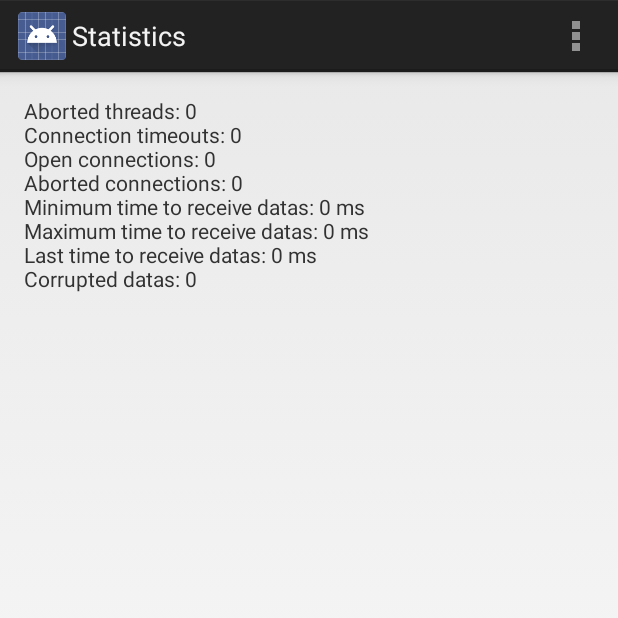
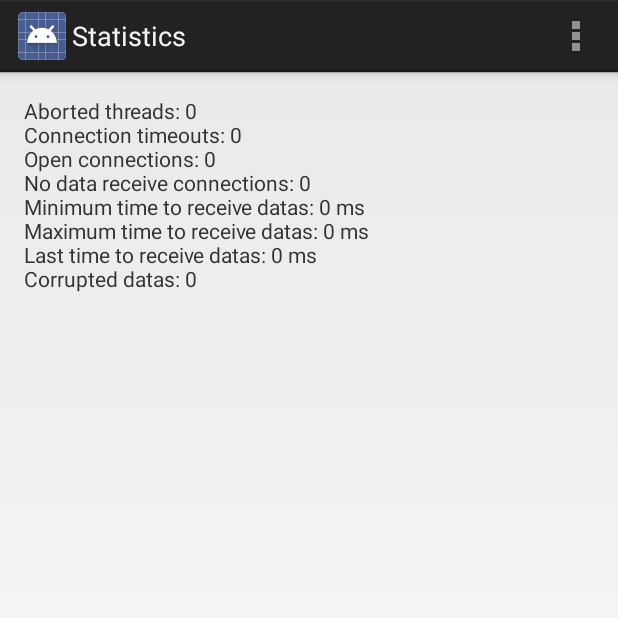
Before and after one commit to Pilou44/AsteroidGetLocationOverBT, an Android app: the StatisticsActivity screen opened directly, with no data from a screen before it, on a phone screen of 412 x 824 dp, the top half of it. Run offline under Robolectric (Android 15) with nearby library versions, the phone set to English and light mode, and no system bars.

Commit message:
[GetLocation][INTEGRATION] Update translations

```diff
--- a/GetLocation/app/src/main/AndroidManifest.xml
+++ b/GetLocation/app/src/main/AndroidManifest.xml
@@ -51,7 +51,7 @@
 
         <activity
             android:name=".StatisticsActivity"
-            android:label="@string/title_activity_statistics"
+            android:label="@string/action_stats"
             android:screenOrientation="portrait"
             android:configChanges="orientation|keyboardHidden" >
         </activity>
--- a/GetLocation/app/src/main/res/values/strings.xml
+++ b/GetLocation/app/src/main/res/values/strings.xml
@@ -1,5 +1,9 @@
 <?xml version="1.0" encoding="utf-8"?>
 <resources>
+
+    <string name="accuracy_unit" translatable="false">&#160;m</string>
+    <string name="lat_lng_unit" translatable="false">°</string>
+    <string name="time_unit" translatable="false">&#160;ms</string>
 
     <string name="app_name">Location of your car</string>
     <string name="unknown_position">Latitude: Unknown\nLongitude: Unknown\nAccuracy: Unknown</string>
@@ -14,17 +18,13 @@
     <string name="latitude_value">Latitude:&#160;</string>
     <string name="longitude_value">Longitude:&#160;</string>
     <string name="accuracy_value">Accuracy:&#160;</string>
-    <string name="accuracy_unit" translatable="false">&#160;m</string>
-    <string name="lat_lng_unit" translatable="false">&#160;°</string>
-    <string name="time_unit" translatable="false">&#160;ms</string>
-    <string name="title_activity_statistics" translatable="false">Statistics</string>
-    <string name="thread_abort" translatable="false">Aborted threads:&#160;</string>
-    <string name="connection_timeout" translatable="false">Connection timeouts:&#160;</string>
-    <string name="connection_open" translatable="false">Open connections:&#160;</string>
-    <string name="connection_abort" translatable="false">Aborted connections:&#160;</string>
-    <string name="min_time_to_receive" translatable="false">Minimum time to receive datas:&#160;</string>
-    <string name="max_time_to_receive" translatable="false">Maximum time to receive datas:&#160;</string>
-    <string name="last_time_to_receive" translatable="false">Last time to receive datas:&#160;</string>
-    <string name="corrupted_datas" translatable="false">Corrupted datas:&#160;</string>
+    <string name="thread_abort">Aborted threads:&#160;</string>
+    <string name="connection_timeout">Connection timeouts:&#160;</string>
+    <string name="connection_open">Open connections:&#160;</string>
+    <string name="connection_abort">No data receive connections:&#160;</string>
+    <string name="min_time_to_receive">Minimum time to receive datas:&#160;</string>
+    <string name="max_time_to_receive">Maximum time to receive datas:&#160;</string>
+    <string name="last_time_to_receive">Last time to receive datas:&#160;</string>
+    <string name="corrupted_datas">Corrupted datas:&#160;</string>
 
 </resources>
```
Also changed, not shown: 1 other file.
